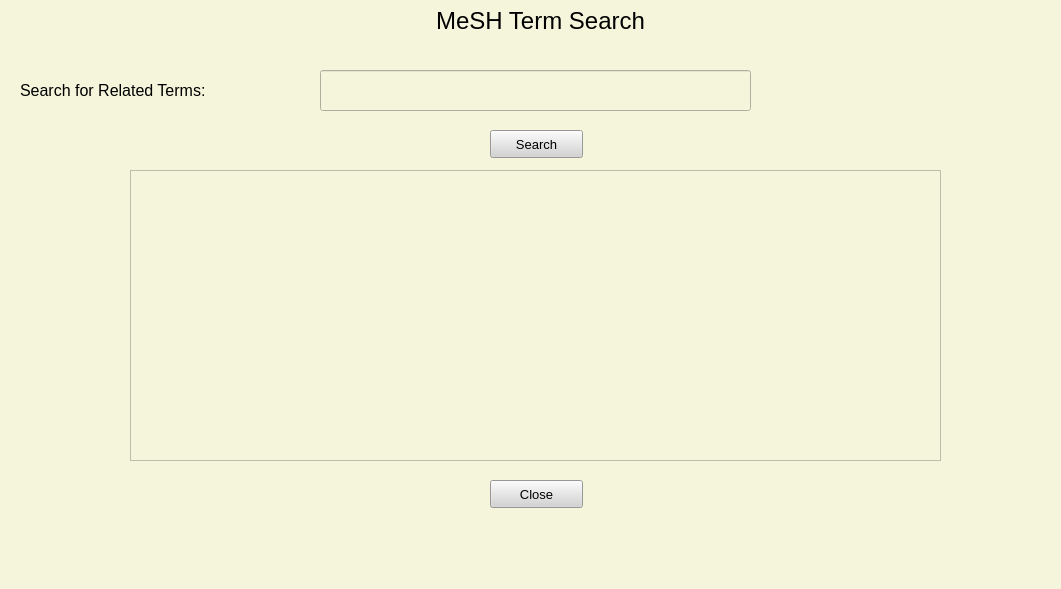
Above: guis/mesh.ui from adamhastings02/MEng-Individual-Project-Software before the change. Below: the same form after it.
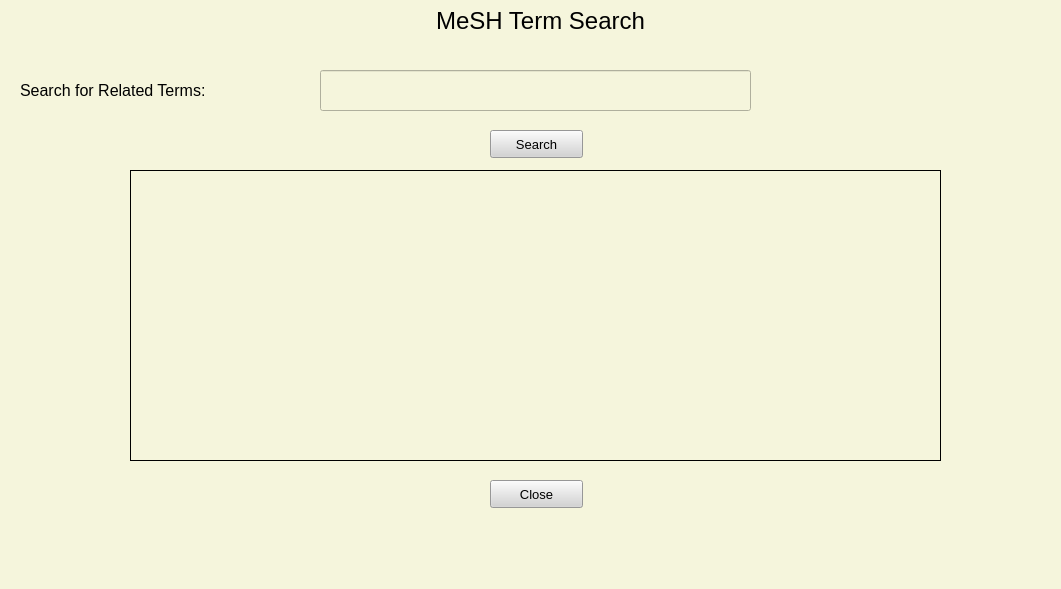
That is the form after the change.

Patch:
```diff
--- a/guis/mesh.ui
+++ b/guis/mesh.ui
@@ -107,6 +107,12 @@
       <height>291</height>
      </rect>
     </property>
+    <property name="frameShape">
+     <enum>QFrame::Box</enum>
+    </property>
+    <property name="frameShadow">
+     <enum>QFrame::Plain</enum>
+    </property>
    </widget>
    <widget class="QPushButton" name="but_close">
     <property name="geometry">
```
